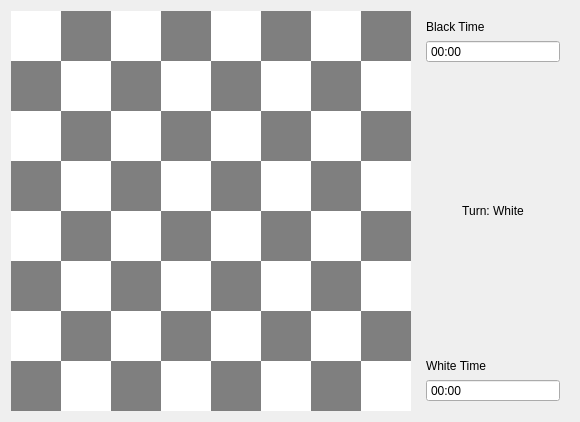
Qt form chessVshogi/UI/ingame_chess.ui (sahinakkaya/chess) before a commit.
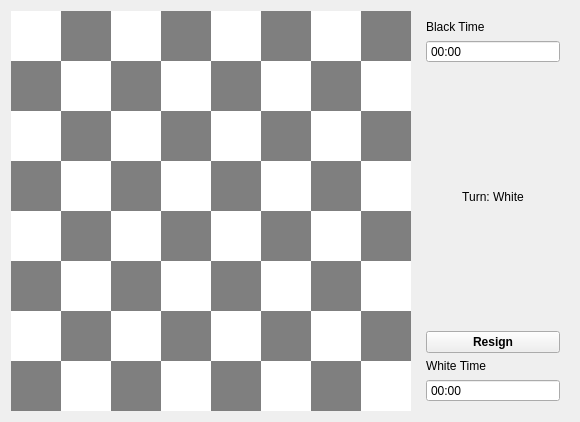
The same form after that commit.

What changed in the file:
```diff
--- a/chessVshogi/UI/ingame_chess.ui
+++ b/chessVshogi/UI/ingame_chess.ui
@@ -1184,6 +1184,19 @@
         </property>
        </spacer>
       </item>
+      <item>
+       <widget class="QPushButton" name="buttonResign">
+        <property name="font">
+         <font>
+          <weight>75</weight>
+          <bold>true</bold>
+         </font>
+        </property>
+        <property name="text">
+         <string>Resign</string>
+        </property>
+       </widget>
+      </item>
       <item>
        <widget class="QLabel" name="label_3">
         <property name="text">
```
